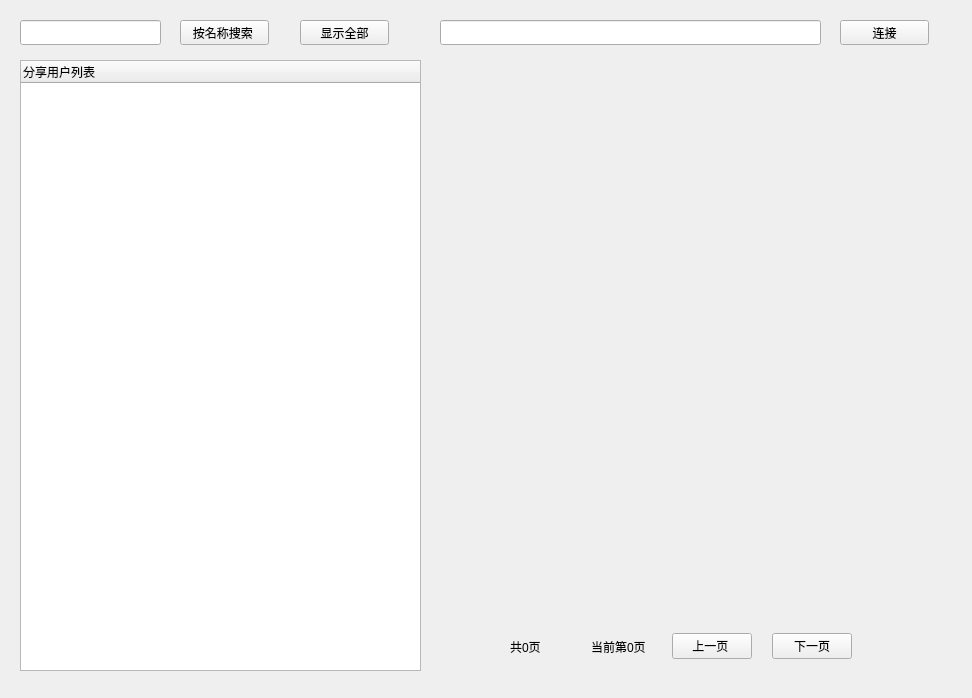
Above: usesoftwareform.ui from Zentions/SoftwareShareWin before the change. Below: the same form after it.
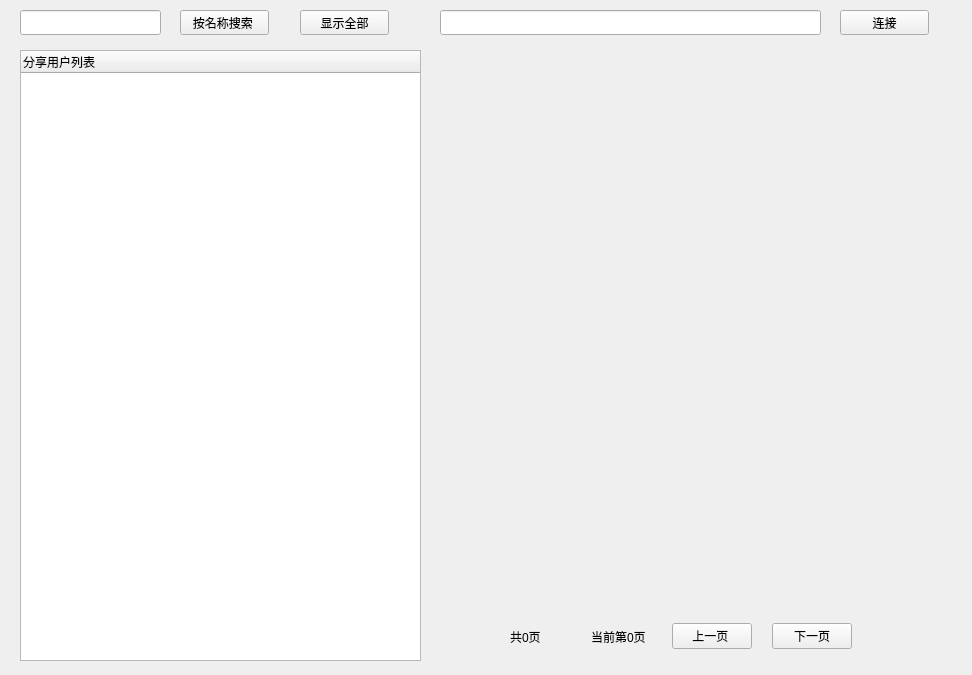
That is the form after the change.

Diff of the .ui file:
```diff
--- a/usesoftwareform.ui
+++ b/usesoftwareform.ui
@@ -7,7 +7,7 @@
     <x>0</x>
     <y>0</y>
     <width>972</width>
-    <height>698</height>
+    <height>675</height>
    </rect>
   </property>
   <property name="windowTitle">
@@ -17,7 +17,7 @@
    <property name="geometry">
     <rect>
      <x>20</x>
-     <y>60</y>
+     <y>50</y>
      <width>401</width>
      <height>611</height>
     </rect>
@@ -32,7 +32,7 @@
    <property name="geometry">
     <rect>
      <x>440</x>
-     <y>60</y>
+     <y>50</y>
      <width>511</width>
      <height>561</height>
     </rect>
@@ -43,7 +43,7 @@
    <property name="geometry">
     <rect>
      <x>440</x>
-     <y>20</y>
+     <y>10</y>
      <width>381</width>
      <height>25</height>
     </rect>
@@ -53,7 +53,7 @@
    <property name="geometry">
     <rect>
      <x>840</x>
-     <y>20</y>
+     <y>10</y>
      <width>89</width>
      <height>25</height>
     </rect>
@@ -66,7 +66,7 @@
    <property name="geometry">
     <rect>
      <x>20</x>
-     <y>20</y>
+     <y>10</y>
      <width>141</width>
      <height>25</height>
     </rect>
@@ -76,7 +76,7 @@
    <property name="geometry">
     <rect>
      <x>180</x>
-     <y>20</y>
+     <y>10</y>
      <width>89</width>
      <height>25</height>
     </rect>
@@ -89,7 +89,7 @@
    <property name="geometry">
     <rect>
      <x>300</x>
-     <y>20</y>
+     <y>10</y>
      <width>89</width>
      <height>25</height>
     </rect>
@@ -102,7 +102,7 @@
    <property name="geometry">
     <rect>
      <x>510</x>
-     <y>630</y>
+     <y>620</y>
      <width>342</width>
      <height>33</height>
     </rect>
```
